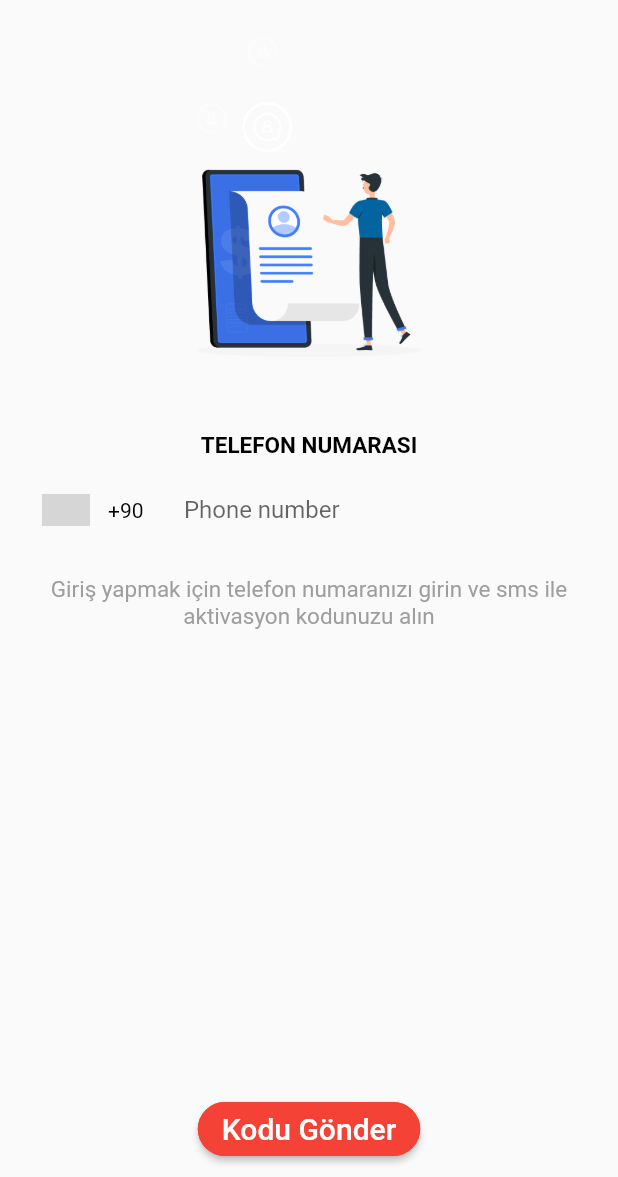
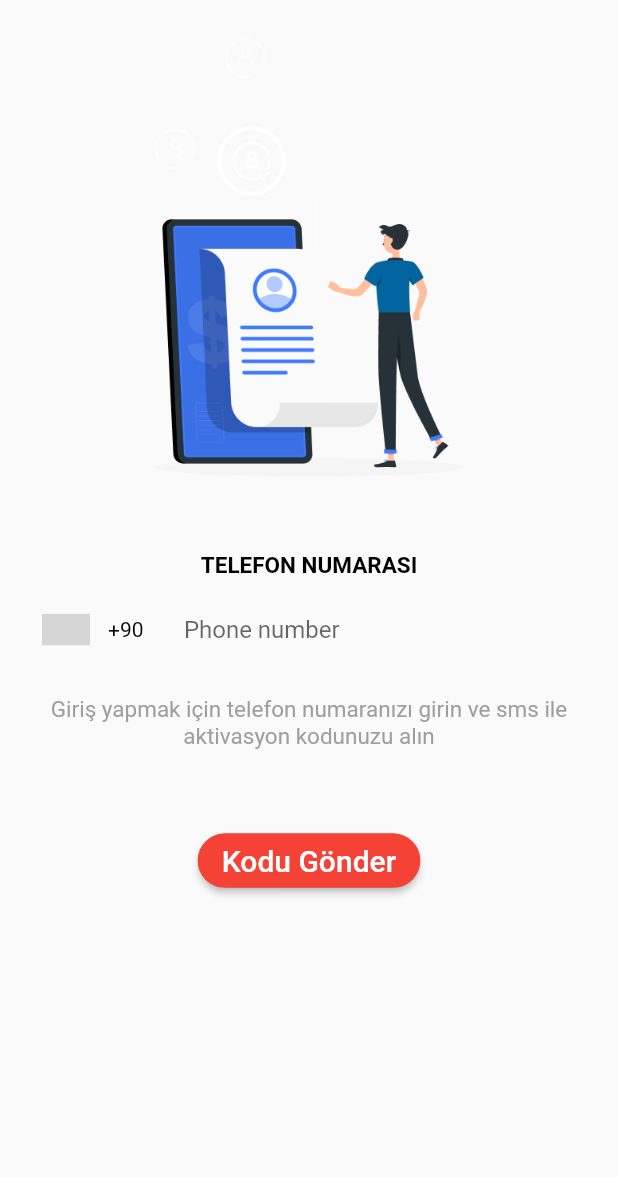
Before and after one commit to abdullah017/diyet_ui, a Flutter app: the screen it shows after launch, on a phone screen of 412 x 824 dp, the part 59-1236 px from its top. Run offline on Flutter 3.47's test engine with Material 2 defaults, Android fonts, the phone set to English and light mode, and no system bars; drawn by our look-alikes of intl_phone_number_input; missing offline and left inert: libphonenumber_web; grey boxes are pictures that could not be loaded.

Commit message:
login ekranı responsive yapıldı

```diff
--- a/lib/views/login_screens/login_views.dart
+++ b/lib/views/login_screens/login_views.dart
@@ -1,3 +1,4 @@
+import 'package:fit_diyet/helpers/size_settings.dart';
 import 'package:fit_diyet/views/account/account_info.dart';
 import 'package:fit_diyet/widgets/custom_appbar.dart';
 import 'package:flutter/material.dart';
@@ -21,30 +22,34 @@ class _LoginViewState extends State<LoginView> {
       title: 'FİT DİYET',
       home: Scaffold(
         appBar: CustomAppBar(),
-        body: Padding(
-          padding: const EdgeInsets.all(8.0),
+        body: SingleChildScrollView(
+          padding: EdgeInsets.all(8.0),
           child: Column(
             mainAxisAlignment: MainAxisAlignment.center,
             children: [
-              Container(
+              FittedBox(
+                child: Container(
                   child: Image(
-                  fit: BoxFit.cover,
-                  width: 150,
+                    fit: BoxFit.fill,
+                    width: displayWidth(context) * 0.5,
                     image: AssetImage(
                       "assets/password_code.png",
+                    ),
                   ),
                 ),
               ),
               SizedBox(
                 height: 50,
               ),
-              Container(
+              FittedBox(
+                child: Container(
                   child: Text(
                     "TELEFON NUMARASI",
                     style: TextStyle(
                         color: Colors.black,
                         fontWeight: FontWeight.bold,
                         fontSize: 15.0),
+                  ),
                 ),
               ),
               SizedBox(
@@ -90,7 +95,9 @@ class _LoginViewState extends State<LoginView> {
                   textAlign: TextAlign.center,
                 ),
               ),
-              Spacer(),
+              SizedBox(
+                height: 50,
+              ),
               Expanded(
                 flex: 0,
                 child: ElevatedButton(
@@ -125,18 +132,18 @@ class _LoginViewState extends State<LoginView> {
     );
   }
 
-  void getPhoneNumber(String phoneNumber) async {
-    PhoneNumber number =
-        await PhoneNumber.getRegionInfoFromPhoneNumber(phoneNumber, 'TR');
+//   void getPhoneNumber(String phoneNumber) async {
+//     PhoneNumber number =
+//         await PhoneNumber.getRegionInfoFromPhoneNumber(phoneNumber, 'TR');
 
-    setState(() {
-      this.number = number;
-    });
+//     setState(() {
+//       this.number = number;
+//     });
+//   }
+
+//   @override
+//   void dispose() {
+//     controller?.dispose();
+//     super.dispose();
+//   }
 }
-
-  @override
-  void dispose() {
-    controller?.dispose();
-    super.dispose();
-  }
-}
```
Also changed, not shown: 4 other files. Lines whose indentation alone changed are shown as unchanged.
